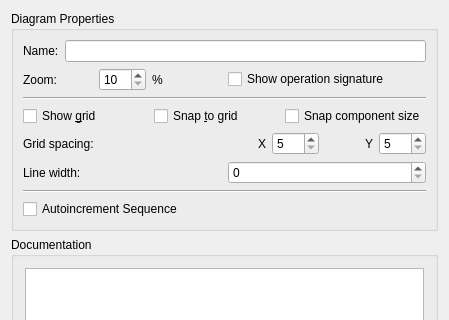
Old version of the form umbrello/dialogs/diagrampropertiespage.ui in the repository KDE/umbrello; both pictures show x 0 to 449 and y 0 to 320 of the 449 by 515 pixel window.
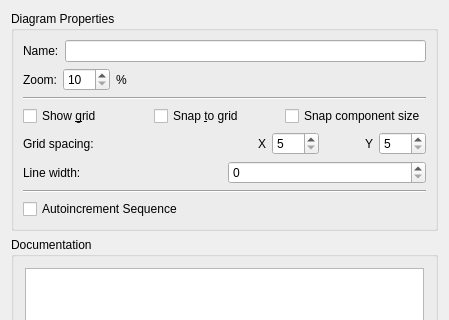
New version of the form. Custom widgets are drawn as their Qt base class.

Commit message: Remove duplicated 'Operation Signature' checkbox, which is already defined in the style page.

What changed in the file:
```diff
--- a/umbrello/dialogs/diagrampropertiespage.ui
+++ b/umbrello/dialogs/diagrampropertiespage.ui
@@ -86,15 +86,21 @@
             </property>
            </widget>
           </item>
+          <item>
+           <spacer name="horizontalSpacer_2">
+            <property name="orientation">
+             <enum>Qt::Horizontal</enum>
+            </property>
+            <property name="sizeHint" stdset="0">
+             <size>
+              <width>40</width>
+              <height>20</height>
+             </size>
+            </property>
+           </spacer>
+          </item>
          </layout>
         </item>
-        <item>
-         <widget class="QCheckBox" name="ui_showOpSigs">
-          <property name="text">
-           <string>Show operation signature</string>
-          </property>
-         </widget>
-        </item>
        </layout>
       </item>
       <item>
```
The commit also changes 1 other file.
